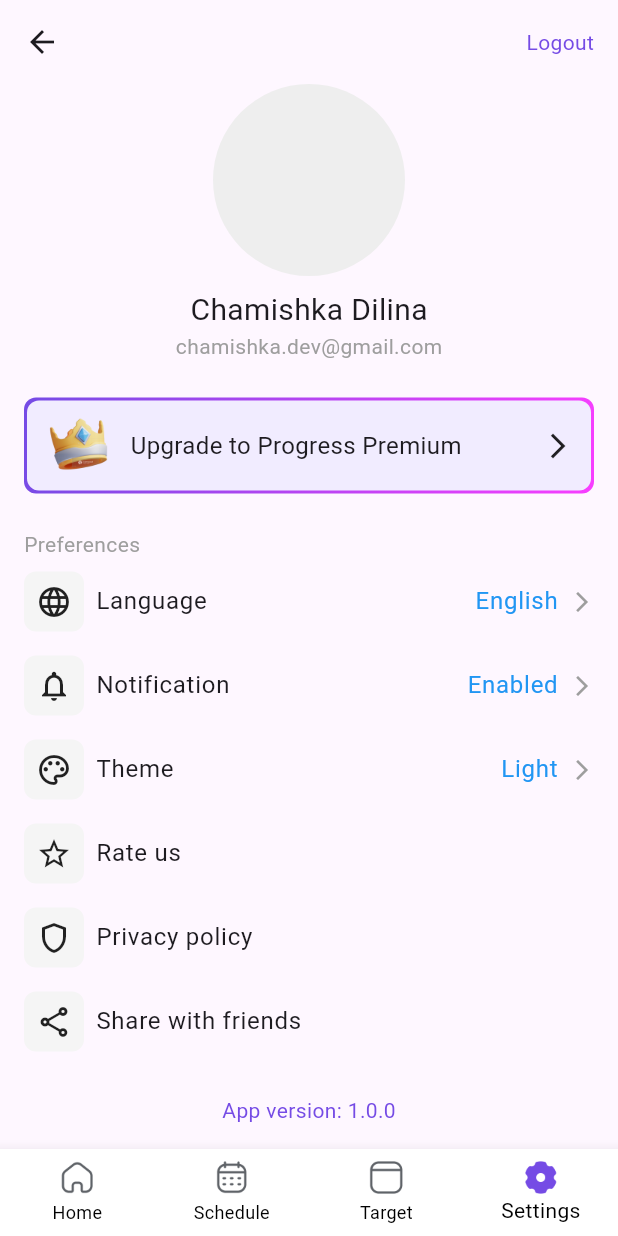
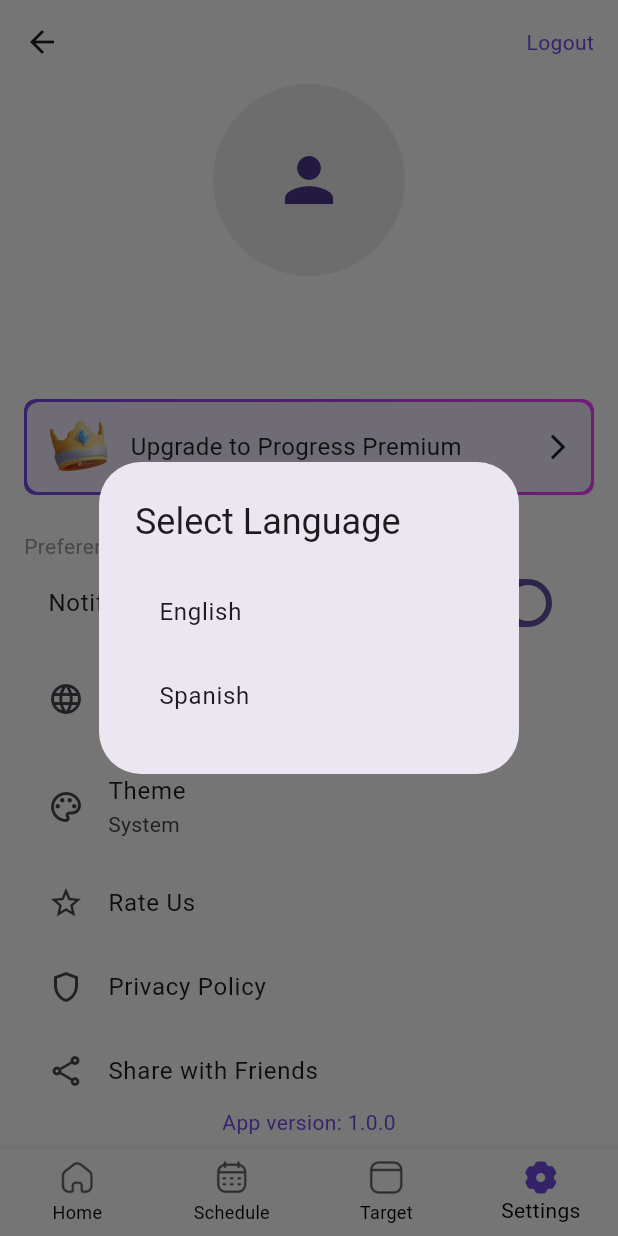
Before and after one commit to chamishkadilina/ladder_up, a Flutter app: the screen it shows once a user with an empty profile is signed in, item 4 of the bottom bar chosen, after a tap on "Language", on a phone screen of 412 x 824 dp. Run offline on Flutter 3.47's test engine with Material 3 defaults, Android fonts, the phone set to English and light mode, and no system bars; our stand-ins replace cloud_firestore, firebase_auth, firebase_core, google_sign_in, share_plus, shared_preferences and 1 more; accounts and stored records are empty.

Commit message:
emoji added

```diff
--- a/lib/main.dart
+++ b/lib/main.dart
@@ -4,6 +4,8 @@
 import 'package:ladder_up/pages/login_or_signin_page.dart';
 import 'package:ladder_up/providers/auth_provider.dart';
 import 'package:ladder_up/providers/project_provider.dart';
+import 'package:ladder_up/providers/setting_provider.dart';
+import 'package:ladder_up/theme.dart';
 import 'package:provider/provider.dart';
 
 void main() async {
@@ -14,6 +16,7 @@
       providers: [
         ChangeNotifierProvider(create: (context) => AuthProvider()),
         ChangeNotifierProvider(create: (context) => ProjectProvider()),
+        ChangeNotifierProvider(create: (context) => SettingsProvider()),
       ],
       child: const MyApp(),
     ),
@@ -25,7 +28,16 @@
 
   @override
   Widget build(BuildContext context) {
+    return Consumer<SettingsProvider>(
+      builder: (context, settingsProvider, child) {
         return MaterialApp(
+          // Set language
+          locale: Locale(settingsProvider.settings.language),
+
+          // Set theme based on settings
+          themeMode: settingsProvider.settings.themeMode,
+          theme: lightTheme,
+          darkTheme: darkTheme,
           title: 'Ladder Up',
           home: Consumer<AuthProvider>(
             builder: (context, authProvider, child) {
@@ -36,5 +48,7 @@
           ),
           debugShowCheckedModeBanner: false,
         );
+      },
+    );
   }
 }
--- /dev/null
+++ b/lib/models/setting.dart
@@ -0,0 +1,33 @@
+import 'package:flutter/material.dart';
+
+class AppSettings {
+  String language;
+  bool notificationsEnabled;
+  ThemeMode themeMode;
+
+  AppSettings({
+    this.language = 'en', // default language
+    this.notificationsEnabled = true,
+    this.themeMode = ThemeMode.system,
+  });
+
+  // Add method to convert to and from JSON for local storage
+  factory AppSettings.fromJson(Map<String, dynamic> json) {
+    return AppSettings(
+      language: json['language'] ?? 'en',
+      notificationsEnabled: json['notifications'] ?? true,
+      themeMode: ThemeMode.values.firstWhere(
+        (mode) => mode.toString() == json['themeMode'],
+        orElse: () => ThemeMode.system,
+      ),
+    );
+  }
+
+  Map<String, dynamic> toJson() {
+    return {
+      'language': language,
+      'notifications': notificationsEnabled,
+      'themeMode': themeMode.toString(),
+    };
+  }
+}
--- a/lib/pages/settings_page.dart
+++ b/lib/pages/settings_page.dart
@@ -1,13 +1,28 @@
 import 'package:flutter/material.dart';
 import 'package:ladder_up/providers/auth_provider.dart';
+import 'package:ladder_up/providers/setting_provider.dart';
 import 'package:ladder_up/widgets/premium_tile.dart';
-import 'package:ladder_up/widgets/setting_tile.dart';
+import 'package:provider/provider.dart';
 
-class SettingsPage extends StatelessWidget {
+class SettingsPage extends StatefulWidget {
   const SettingsPage({super.key});
 
   @override
+  State<SettingsPage> createState() => _SettingsPageState();
+}
+
+class _SettingsPageState extends State<SettingsPage> {
+  @override
+  void initState() {
+    super.initState();
+    // Load settings when page initializes
+    Provider.of<SettingsProvider>(context, listen: false).loadSettings();
+  }
+
+  @override
   Widget build(BuildContext context) {
+    final settingsProvider = Provider.of<SettingsProvider>(context);
+
     return Scaffold(
       appBar: AppBar(
         leading: IconButton(
@@ -19,8 +34,8 @@
             padding: const EdgeInsets.only(right: 16.0),
             child: GestureDetector(
               onTap: () {
-                // sign out
-                AuthProvider().signOut();
+                // Use context to access the AuthProvider
+                Provider.of<AuthProvider>(context, listen: false).signOut();
               },
               child: const Text(
                 'Logout',
@@ -34,26 +49,29 @@
       ),
       body: Padding(
         padding: const EdgeInsets.symmetric(horizontal: 16.0),
-        child: Column(
+        child: Consumer<AuthProvider>(
+          builder: (context, authProvider, child) {
+            return Column(
               crossAxisAlignment: CrossAxisAlignment.center,
               children: [
-            // User avatar
                 CircleAvatar(
                   radius: 64,
+                  backgroundImage: authProvider.user?.photoURL != null
+                      ? NetworkImage(authProvider.user!.photoURL!)
+                      : null,
                   backgroundColor: Colors.grey.shade200,
+                  child: authProvider.user?.photoURL == null
+                      ? const Icon(Icons.person, size: 48)
+                      : null,
                 ),
                 const SizedBox(height: 8),
-
-            // User name
-            const Text(
-              'Chamishka Dilina',
-              style: TextStyle(fontSize: 20),
+                Text(
+                  authProvider.user?.displayName ?? 'User',
+                  style: const TextStyle(fontSize: 20),
                 ),
-
-            // User email
-            const Text(
-              'chamishka.dev@gmail.com',
-              style: TextStyle(color: Colors.grey),
+                Text(
+                  authProvider.user?.email ?? 'user@example.com',
+                  style: const TextStyle(color: Colors.grey),
                 ),
                 const SizedBox(height: 24),
 
@@ -71,55 +89,60 @@
                 ),
 
                 // list of settings
-            // Language
-            SettingTile(
-              onTap: () {},
-              icon: Icons.language,
-              title: 'Language',
-              option: 'English',
+                Expanded(
+                  child: ListView(
+                    children: [
+                      // Notification Setting
+                      SwitchListTile(
+                        title: const Text('Notifications'),
+                        value: settingsProvider.settings.notificationsEnabled,
+                        onChanged: (bool value) {
+                          settingsProvider.toggleNotifications(value);
+                        },
                       ),
 
-            // Notification
-            SettingTile(
-              onTap: () {},
-              icon: Icons.notifications_none,
-              title: 'Notification',
-              option: 'Enabled',
+                      // Language Setting
+                      ListTile(
+                        leading: const Icon(Icons.language),
+                        title: const Text('Language'),
+                        subtitle: Text(settingsProvider.settings.language),
+                        onTap: () => _showLanguageDialog(context),
                       ),
 
-            // Theme
-            SettingTile(
-              onTap: () {},
-              icon: Icons.color_lens_outlined,
-              title: 'Theme',
-              option: 'Light',
+                      // Theme Setting
+                      ListTile(
+                        leading: const Icon(Icons.color_lens_outlined),
+                        title: const Text('Theme'),
+                        subtitle: Text(
+                          _getThemeModeName(
+                              settingsProvider.settings.themeMode),
+                        ),
+                        onTap: () => _showThemeDialog(context),
                       ),
 
-            // Rate us
-            SettingTile(
-              onTap: () {},
-              icon: Icons.star_border,
-              title: 'Rate us',
-              showArrow: false,
+                      // Rate App
+                      ListTile(
+                        leading: const Icon(Icons.star_border),
+                        title: const Text('Rate Us'),
+                        onTap: () => settingsProvider.rateApp(),
                       ),
 
-            // Privacy policy
-            SettingTile(
-              onTap: () {},
-              icon: Icons.shield_outlined,
-              title: 'Privacy policy',
-              showArrow: false,
+                      // Privacy Policy
+                      ListTile(
+                        leading: const Icon(Icons.shield_outlined),
+                        title: const Text('Privacy Policy'),
+                        onTap: () => settingsProvider.openPrivacyPolicy(),
                       ),
 
-            // Share with friends
-            SettingTile(
-              onTap: () {},
-              icon: Icons.share_outlined,
-              title: 'Share with friends',
-              showArrow: false,
+                      // Share App
+                      ListTile(
+                        leading: const Icon(Icons.share_outlined),
+                        title: const Text('Share with Friends'),
+                        onTap: () => settingsProvider.shareApp(),
                       ),
-
-            const Spacer(),
+                    ],
+                  ),
+                ),
 
                 // App version
                 const Text(
@@ -128,10 +151,100 @@
                     color: Color(0xFF754BE5),
                   ),
                 ),
-            const SizedBox(height: 16),
+                const SizedBox(height: 8),
               ],
+            );
+          },
         ),
       ),
     );
   }
+
+  // Helper method to show language selection dialog
+  void _showLanguageDialog(BuildContext context) {
+    final settingsProvider =
+        Provider.of<SettingsProvider>(context, listen: false);
+
+    showDialog(
+      context: context,
+      builder: (context) {
+        return AlertDialog(
+          title: const Text('Select Language'),
+          content: Column(
+            mainAxisSize: MainAxisSize.min,
+            children: [
+              ListTile(
+                title: const Text('English'),
+                onTap: () {
+                  settingsProvider.setLanguage('en');
+                  Navigator.pop(context);
+                },
+              ),
+              ListTile(
+                title: const Text('Spanish'),
+                onTap: () {
+                  settingsProvider.setLanguage('es');
+                  Navigator.pop(context);
+                },
+              ),
+              // Add more languages as needed
+            ],
+          ),
+        );
+      },
+    );
   }
+
+  // Helper method to show theme selection dialog
+  void _showThemeDialog(BuildContext context) {
+    final settingsProvider =
+        Provider.of<SettingsProvider>(context, listen: false);
+
+    showDialog(
+      context: context,
+      builder: (context) {
+        return AlertDialog(
+          title: const Text('Select Theme'),
+          content: Column(
+            mainAxisSize: MainAxisSize.min,
+            children: [
+              ListTile(
+                title: const Text('Light'),
+                onTap: () {
+                  settingsProvider.setThemeMode(ThemeMode.light);
+                  Navigator.pop(context);
+                },
+              ),
+              ListTile(
+                title: const Text('Dark'),
+                onTap: () {
+                  settingsProvider.setThemeMode(ThemeMode.dark);
+                  Navigator.pop(context);
+                },
+              ),
+              ListTile(
+                title: const Text('System'),
+                onTap: () {
+                  settingsProvider.setThemeMode(ThemeMode.system);
+                  Navigator.pop(context);
+                },
+              ),
+            ],
+          ),
+        );
+      },
+    );
+  }
+
+  // Helper method to get theme mode name
+  String _getThemeModeName(ThemeMode mode) {
+    switch (mode) {
+      case ThemeMode.light:
+        return 'Light';
+      case ThemeMode.dark:
+        return 'Dark';
+      case ThemeMode.system:
+        return 'System';
+    }
+  }
+}
--- a/lib/providers/project_provider.dart
+++ b/lib/providers/project_provider.dart
@@ -32,15 +32,15 @@
     }
   }
 
-  // Add a project to Firestore
-  Future<void> addProject(String title, {IconData? icon}) async {
+  // Add a project to Firestore with emoji
+  Future<void> addProject(String title, {required String emoji}) async {
     User? currentUser = _auth.currentUser;
     if (currentUser == null) return;
 
     try {
       final newProject = Project(
         name: title,
-        icon: icon ?? Icons.folder,
+        emoji: emoji,
         userId: currentUser.uid,
       );
 
--- /dev/null
+++ b/lib/providers/setting_provider.dart
@@ -0,0 +1,82 @@
+import 'dart:convert';
+import 'package:flutter/material.dart';
+import 'package:ladder_up/models/setting.dart';
+import 'package:share_plus/share_plus.dart';
+import 'package:shared_preferences/shared_preferences.dart';
+import 'package:url_launcher/url_launcher.dart';
+
+class SettingsProvider extends ChangeNotifier {
+  AppSettings _settings = AppSettings();
+
+  AppSettings get settings => _settings;
+
+  SettingsProvider() {
+    loadSettings();
+  }
+
+  // Load settings from local storage
+  Future<void> loadSettings() async {
+    final prefs = await SharedPreferences.getInstance();
+    final settingsJson = prefs.getString('app_settings');
+
+    if (settingsJson != null) {
+      try {
+        _settings = AppSettings.fromJson(json.decode(settingsJson));
+        notifyListeners();
+      } catch (e) {
+        print('Error loading settings: $e');
+        // Fallback to default settings
+        _settings = AppSettings();
+      }
+    }
+  }
+
+  // Update and save language
+  Future<void> setLanguage(String languageCode) async {
+    _settings.language = languageCode;
+    await _saveSettings();
+    notifyListeners();
+  }
+
+  // Toggle notifications
+  Future<void> toggleNotifications(bool value) async {
+    _settings.notificationsEnabled = value;
+    await _saveSettings();
+    notifyListeners();
+  }
+
+  // Change theme mode
+  Future<void> setThemeMode(ThemeMode mode) async {
+    _settings.themeMode = mode;
+    await _saveSettings();
+    notifyListeners();
+  }
+
+  // Save settings to local storage
+  Future<void> _saveSettings() async {
+    final prefs = await SharedPreferences.getInstance();
+    await prefs.setString('app_settings', json.encode(_settings.toJson()));
+  }
+
+  Future<void> shareApp() async {
+    await Share.share(
+      'Check out Ladder Up app! Download it from [Your App Store Link]',
+      subject: 'Ladder Up App',
+    );
+  }
+
+  Future<void> rateApp() async {
+    final Uri url = Uri.parse(
+        'https://play.google.com/store/apps/details?id=your.package.name');
+    if (await canLaunchUrl(url)) {
+      await launchUrl(url, mode: LaunchMode.externalApplication);
+    }
+  }
+
+  Future<void> openPrivacyPolicy() async {
+    final Uri url = Uri.parse('https://your-privacy-policy-url.com');
+    if (await canLaunchUrl(url)) {
+      await launchUrl(url, mode: LaunchMode.externalApplication);
+    }
+  }
+}
--- /dev/null
+++ b/lib/theme.dart
@@ -0,0 +1,56 @@
+import 'package:flutter/material.dart';
+
+// Light Theme
+final ThemeData lightTheme = ThemeData(
+  useMaterial3: true,
+  brightness: Brightness.light,
+  primarySwatch: Colors.blue,
+  scaffoldBackgroundColor: Colors.white,
+  appBarTheme: const AppBarTheme(
+    color: Colors.white,
+    elevation: 0,
+    titleTextStyle: TextStyle(
+      color: Colors.black87,
+      fontSize: 20,
+      // fontWeight: FontWeight.bold,
+    ),
+  ),
+  textTheme: const TextTheme(
+    bodyLarge: TextStyle(color: Colors.black87),
+    bodyMedium: TextStyle(color: Colors.black87),
+  ),
+  cardTheme: CardTheme(
+    elevation: 4,
+    shape: RoundedRectangleBorder(
+      borderRadius: BorderRadius.circular(10),
+    ),
+  ),
+);
+
+// Dark Theme
+final ThemeData darkTheme = ThemeData(
+  useMaterial3: true,
+  brightness: Brightness.dark,
+  primarySwatch: Colors.blue,
+  scaffoldBackgroundColor: Colors.grey[900],
+  appBarTheme: AppBarTheme(
+    color: Colors.grey[850],
+    elevation: 0,
+    titleTextStyle: const TextStyle(
+      color: Colors.white,
+      fontSize: 20,
+      fontWeight: FontWeight.bold,
+    ),
+  ),
+  textTheme: const TextTheme(
+    bodyLarge: TextStyle(color: Colors.white70),
+    bodyMedium: TextStyle(color: Colors.white70),
+  ),
+  cardTheme: CardTheme(
+    elevation: 4,
+    color: Colors.grey[800],
+    shape: RoundedRectangleBorder(
+      borderRadius: BorderRadius.circular(10),
+    ),
+  ),
+);
--- a/lib/widgets/project_list.dart
+++ b/lib/widgets/project_list.dart
@@ -42,7 +42,7 @@
             borderRadius: BorderRadius.circular(8),
           ),
           child: ListTile(
-            leading: Icon(project.icon),
+            leading: Text(project.emoji, style: const TextStyle(fontSize: 32)),
             title: Text(
               project.name,
               style: const TextStyle(
--- a/lib/widgets/setting_tile.dart
+++ /dev/null
@@ -1,70 +0,0 @@
-import 'package:flutter/material.dart';
-
-class SettingTile extends StatelessWidget {
-  final void Function()? onTap;
-  final String title;
-  final IconData? icon;
-  final String? option;
-  final bool showArrow;
-
-  const SettingTile({
-    super.key,
-    required this.onTap,
-    required this.title,
-    required this.icon,
-    this.option,
-    this.showArrow = true,
-  });
-
-  @override
-  Widget build(BuildContext context) {
-    return GestureDetector(
-      onTap: onTap,
-      child: Padding(
-        padding: const EdgeInsets.symmetric(vertical: 8.0),
-        child: Row(
-          children: [
-            // Icon with background color
-            Container(
-              padding: const EdgeInsets.all(8),
-              decoration: BoxDecoration(
-                color: const Color(0xFFF5F5F5),
-                borderRadius: BorderRadius.circular(8),
-              ),
-              child: Icon(icon),
-            ),
-            const SizedBox(width: 8),
-            // Title and Option
-            Expanded(
-              child: Row(
-                children: [
-                  Text(
-                    title,
-                    style: Theme.of(context).textTheme.bodyLarge,
-                  ),
-                  const Spacer(),
-                  if (option != null)
-                    Text(
-                      option!,
-                      style: Theme.of(context)
-                          .textTheme
-                          .bodyLarge
-                          ?.copyWith(color: Colors.blue),
-                    ),
-                ],
-              ),
-            ),
-            const SizedBox(width: 8),
-            // Arrow Icon
-            if (showArrow)
-              const Icon(
-                Icons.arrow_forward_ios,
-                size: 16,
-                color: Colors.grey,
-              ),
-          ],
-        ),
-      ),
-    );
-  }
-}
--- a/pubspec.yaml
+++ b/pubspec.yaml
@@ -29,15 +29,21 @@
 # versions available, run `flutter pub outdated`.
 dependencies:
   cloud_firestore: ^5.5.0
+  cupertino_icons: ^1.0.8
   dropdown_button2: ^2.3.9
+  emoji_picker_flutter: ^3.1.0
   firebase_auth: ^5.3.3
   firebase_core: ^3.8.0
   flutter:
     sdk: flutter
+  google_fonts: ^6.2.1
   google_sign_in: ^6.2.2
   intl: ^0.19.0
   provider: ^6.1.2
+  share_plus: ^10.1.2
+  shared_preferences: ^2.3.3
   table_calendar: ^3.1.2
+  url_launcher: ^6.3.1
 
 dev_dependencies:
   flutter_lints: ^4.0.0
```
Also changed, not shown: lib/models/project.dart (+21 -24 lines), lib/widgets/dialogs/add_project_dialog.dart (+47 -34 lines), pubspec.lock, 5 other files. Lines whose indentation alone changed are shown as unchanged.
